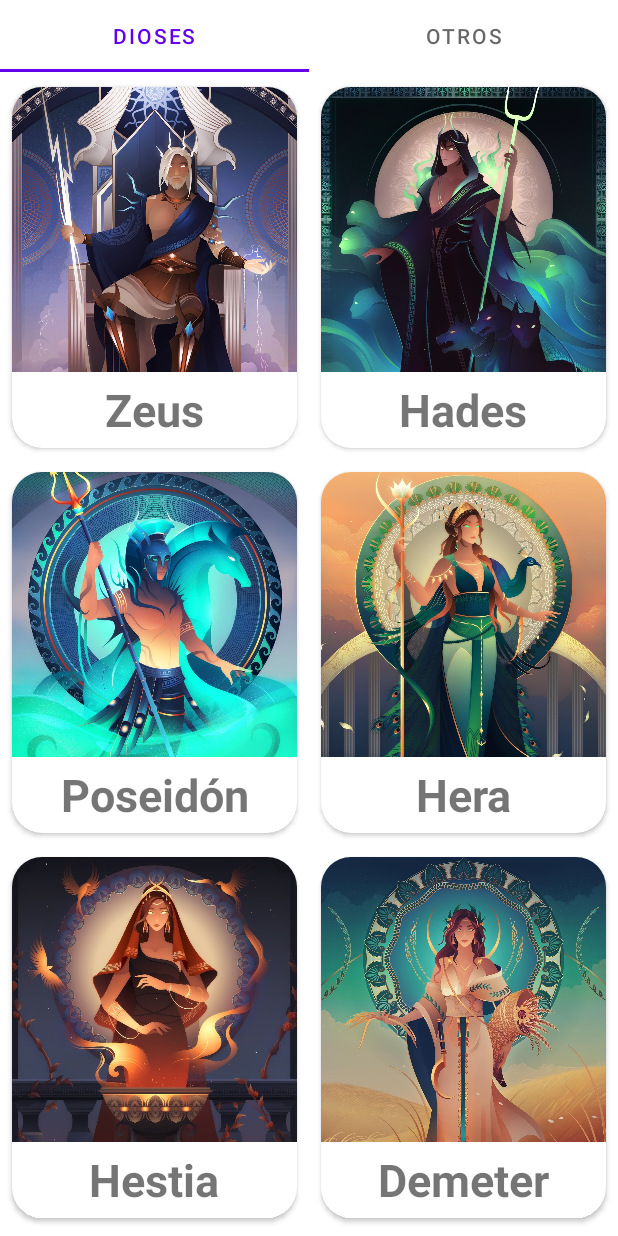
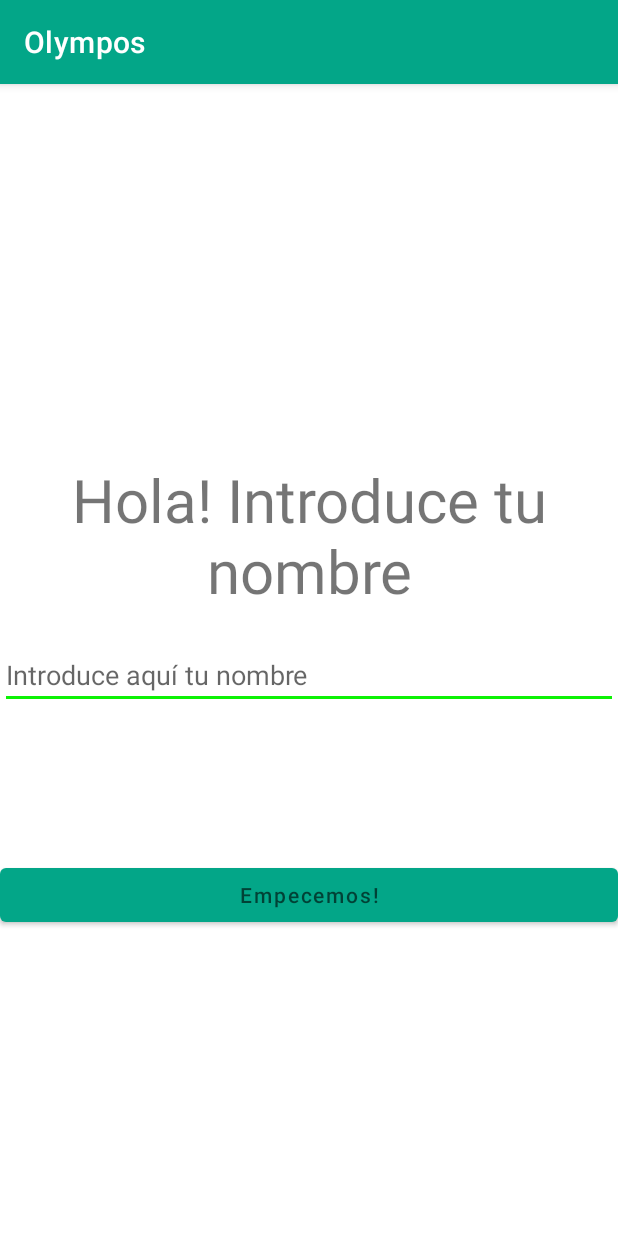
Before and after one commit to Thyrsus12/Olympos, an Android app: the screen it shows after launch (MainActivity before the commit, NameRequest after it), on a phone screen of 412 x 824 dp. Run offline under Robolectric (Android 15) with nearby library versions, the phone set to English and light mode, and no system bars.

Commit message:
Themes personalized. Welcome and NameRequest done. Hestia text done. Colors changed. Article ScrollView added. Extract method that expand the myth TextView and fix it's animation.

```diff
--- /dev/null
+++ b/app/src/main/java/com/project/olympos/NameRequest.java
@@ -0,0 +1,31 @@
+package com.project.olympos;
+
+import androidx.appcompat.app.AppCompatActivity;
+
+import android.content.Intent;
+import android.os.Bundle;
+import android.view.View;
+import android.widget.EditText;
+
+public class NameRequest extends AppCompatActivity {
+
+    EditText et;
+
+    @Override
+    protected void onCreate(Bundle savedInstanceState) {
+        super.onCreate(savedInstanceState);
+        setContentView(R.layout.activity_name_request);
+
+        et = findViewById(R.id.etNameRequest);
+    }
+
+    public void lunchWelcomeScreen(View view) {
+        String name = et.getText().toString();
+        getSharedPreferences("PREFERENCE", MODE_PRIVATE).edit()
+                .putBoolean("firstTime", false).commit();
+        getSharedPreferences("PREFERENCE", MODE_PRIVATE).edit()
+                .putString("UserName", name).commit();
+        Intent intent = new Intent(NameRequest.this, Welcome.class);
+        startActivity(intent);
+    }
+}
--- /dev/null
+++ b/app/src/main/java/com/project/olympos/Welcome.java
@@ -0,0 +1,56 @@
+package com.project.olympos;
+
+import androidx.appcompat.app.AppCompatActivity;
+
+import android.content.Intent;
+import android.os.Bundle;
+import android.os.Handler;
+import android.os.Looper;
+import android.widget.TextView;
+
+public class Welcome extends AppCompatActivity {
+
+    boolean firstTime;
+    TextView tvWelcome;
+    String name;
+
+    @Override
+    protected void onCreate(Bundle savedInstanceState) {
+        super.onCreate(savedInstanceState);
+        setContentView(R.layout.activity_welcome);
+
+        //Get isFirstTime
+        firstTime = getSharedPreferences("PREFERENCE", MODE_PRIVATE)
+                .getBoolean("firstTime", true);
+
+        if (firstTime) {
+            //Lunch Name Request
+            Intent intent = new Intent(Welcome.this, NameRequest.class);
+            overridePendingTransition(0, 0);
+            intent.addFlags(Intent.FLAG_ACTIVITY_NEW_TASK);
+            intent.addFlags(Intent.FLAG_ACTIVITY_CLEAR_TASK);
+            startActivity(intent);
+        } else {
+            //Get name and lunch main
+            name = getSharedPreferences("PREFERENCE", MODE_PRIVATE)
+                    .getString("UserName", "");
+            openApp(true);
+        }
+
+        tvWelcome = findViewById(R.id.tvWelcome);
+        tvWelcome.setText("Bienvenido a Olympos " + name);
+
+    }
+
+    private void openApp(boolean locationPermission) {
+        new Handler(Looper.getMainLooper()).postDelayed(new Runnable() {
+            @Override
+            public void run() {
+                Intent intent = new Intent(Welcome.this, MainActivity.class);
+                intent.addFlags(Intent.FLAG_ACTIVITY_NEW_TASK);
+                intent.addFlags(Intent.FLAG_ACTIVITY_CLEAR_TASK);
+                startActivity(intent);
+            }
+        }, 2000);
+    }
+}
--- /dev/null
+++ b/app/src/main/res/layout/activity_name_request.xml
@@ -0,0 +1,39 @@
+<?xml version="1.0" encoding="utf-8"?>
+<androidx.constraintlayout.widget.ConstraintLayout xmlns:android="http://schemas.android.com/apk/res/android"
+    xmlns:app="http://schemas.android.com/apk/res-auto"
+    xmlns:tools="http://schemas.android.com/tools"
+    android:layout_width="match_parent"
+    android:layout_height="match_parent"
+    tools:context=".NameRequest">
+
+    <TextView
+        android:id="@+id/tv"
+        android:layout_width="match_parent"
+        android:layout_height="wrap_content"
+        android:text="Hola! Introduce tu nombre"
+        app:layout_constraintStart_toStartOf="parent"
+        app:layout_constraintTop_toTopOf="parent"
+        app:layout_constraintEnd_toEndOf="parent"
+        android:textAlignment="center"
+        android:textSize="40dp"
+        android:layout_marginTop="250dp"/>
+
+    <EditText
+        android:id="@+id/etNameRequest"
+        android:layout_width="match_parent"
+        android:layout_height="wrap_content"
+        android:hint="Introduce aquí tu nombre"
+        app:layout_constraintStart_toStartOf="parent"
+        app:layout_constraintTop_toBottomOf="@id/tv"
+        android:layout_marginTop="20dp"/>
+
+    <Button
+        android:layout_width="match_parent"
+        android:layout_height="wrap_content"
+        android:onClick="lunchWelcomeScreen"
+        app:layout_constraintStart_toStartOf="parent"
+        app:layout_constraintTop_toBottomOf="@id/etNameRequest"
+        android:layout_marginTop="100dp"
+        android:hint="Empecemos!"/>
+
+</androidx.constraintlayout.widget.ConstraintLayout>
--- a/app/src/main/res/layout/card.xml
+++ b/app/src/main/res/layout/card.xml
@@ -26,6 +26,7 @@
             android:layout_marginBottom="5dp"
             android:textAlignment="center"
             android:textSize="30dp"
+            android:textColor="@color/blue_500"
             android:textStyle="bold" />
     </LinearLayout>
 
--- a/app/src/main/res/values-night/themes.xml
+++ b/app/src/main/res/values-night/themes.xml
@@ -2,12 +2,12 @@
     <!-- Base application theme. -->
     <style name="Theme.Olympos" parent="Theme.MaterialComponents.DayNight.DarkActionBar">
         <!-- Primary brand color. -->
-        <item name="colorPrimary">@color/purple_200</item>
-        <item name="colorPrimaryVariant">@color/purple_700</item>
+        <item name="colorPrimary">@color/blue_200</item>
+        <item name="colorPrimaryVariant">@color/blue_700</item>
         <item name="colorOnPrimary">@color/black</item>
         <!-- Secondary brand color. -->
-        <item name="colorSecondary">@color/teal_200</item>
-        <item name="colorSecondaryVariant">@color/teal_200</item>
+        <item name="colorSecondary">@color/green_200</item>
+        <item name="colorSecondaryVariant">@color/green_200</item>
         <item name="colorOnSecondary">@color/black</item>
         <!-- Status bar color. -->
         <item name="android:statusBarColor" tools:targetApi="l">?attr/colorPrimaryVariant</item>
--- a/app/src/main/res/values/colors.xml
+++ b/app/src/main/res/values/colors.xml
@@ -1,10 +1,10 @@
 <?xml version="1.0" encoding="utf-8"?>
 <resources>
-    <color name="purple_200">#FFBB86FC</color>
-    <color name="purple_500">#FF6200EE</color>
-    <color name="purple_700">#FF3700B3</color>
-    <color name="teal_200">#FF03DAC5</color>
-    <color name="teal_700">#FF018786</color>
+    <color name="blue_200">#0DD9B3</color>
+    <color name="blue_500">#03A688</color>
+    <color name="blue_700">#025E73</color>
+    <color name="green_200">#0DF205</color>
+    <color name="green_700">#0d8505</color>
     <color name="black">#FF000000</color>
     <color name="white">#FFFFFFFF</color>
 </resources>
--- a/app/src/main/res/values/themes.xml
+++ b/app/src/main/res/values/themes.xml
@@ -2,12 +2,12 @@
     <!-- Base application theme. -->
     <style name="Theme.Olympos" parent="Theme.MaterialComponents.DayNight.DarkActionBar">
         <!-- Primary brand color. -->
-        <item name="colorPrimary">@color/purple_500</item>
-        <item name="colorPrimaryVariant">@color/purple_700</item>
+        <item name="colorPrimary">@color/blue_500</item>
+        <item name="colorPrimaryVariant">@color/blue_700</item>
         <item name="colorOnPrimary">@color/white</item>
         <!-- Secondary brand color. -->
-        <item name="colorSecondary">@color/teal_200</item>
-        <item name="colorSecondaryVariant">@color/teal_700</item>
+        <item name="colorSecondary">@color/green_200</item>
+        <item name="colorSecondaryVariant">@color/green_700</item>
         <item name="colorOnSecondary">@color/black</item>
         <!-- Status bar color. -->
         <item name="android:statusBarColor" tools:targetApi="l">?attr/colorPrimaryVariant</item>
@@ -19,7 +19,6 @@
         <item name="windowNoTitle">true</item>
     </style>
 
-    <style name="Theme.Olympos.AppBarOverlay" parent="ThemeOverlay.AppCompat.Dark.ActionBar" />
-
-    <style name="Theme.Olympos.PopupOverlay" parent="ThemeOverlay.AppCompat.Light" />
+    <!--style name="Theme.Olympos.AppBarOverlay" parent="ThemeOverlay.AppCompat.Dark.ActionBar" />
+    <style name="Theme.Olympos.PopupOverlay" parent="ThemeOverlay.AppCompat.Light" /-->
 </resources>
```
Also changed, not shown: app/src/main/AndroidManifest.xml (+14 -8 lines), app/src/main/java/com/project/olympos/Article.java (+53 -15 lines), app/src/main/res/layout/activity_article.xml (+27 -12 lines), app/src/main/res/layout/activity_welcome.xml (added, +20 -0 lines), app/src/main/res/values/strings.xml (+17 -5 lines).
